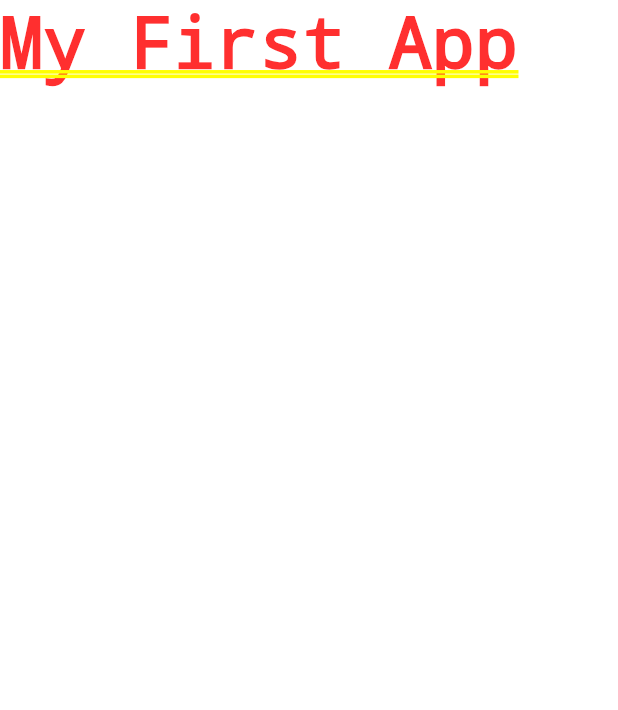
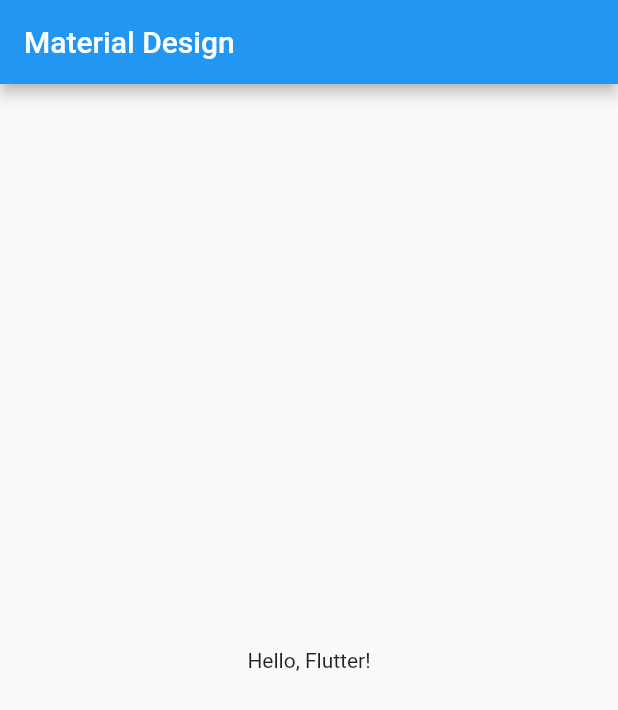
Before and after one commit to soikat77/quiz, a Flutter app: the screen it shows after launch, on a phone screen of 412 x 824 dp. Shown: the top 710 px of the screen. Run offline on Flutter 3.47's test engine with Material 2 defaults, Android fonts, the phone set to English and light mode, and no system bars.

Commit message:
Scafold App Bar and Body Added

```diff
--- a/lib/main.dart
+++ b/lib/main.dart
@@ -1,14 +1,19 @@
 import 'package:flutter/material.dart';
 
-void main() {
-  runApp(MyApp());
-}
+void main() => runApp(MyApp());
 
 class MyApp extends StatelessWidget {
   @override
   Widget build(BuildContext context) {
     return MaterialApp(
-      home: Text('My First App'),
+      home: Scaffold(
+        appBar: AppBar(
+          title: Text('Material Design'),
+        ),
+        body: Center(
+          child: Text('Hello, Flutter!'),
+        ),
+      ),
     );
   }
 }
```
